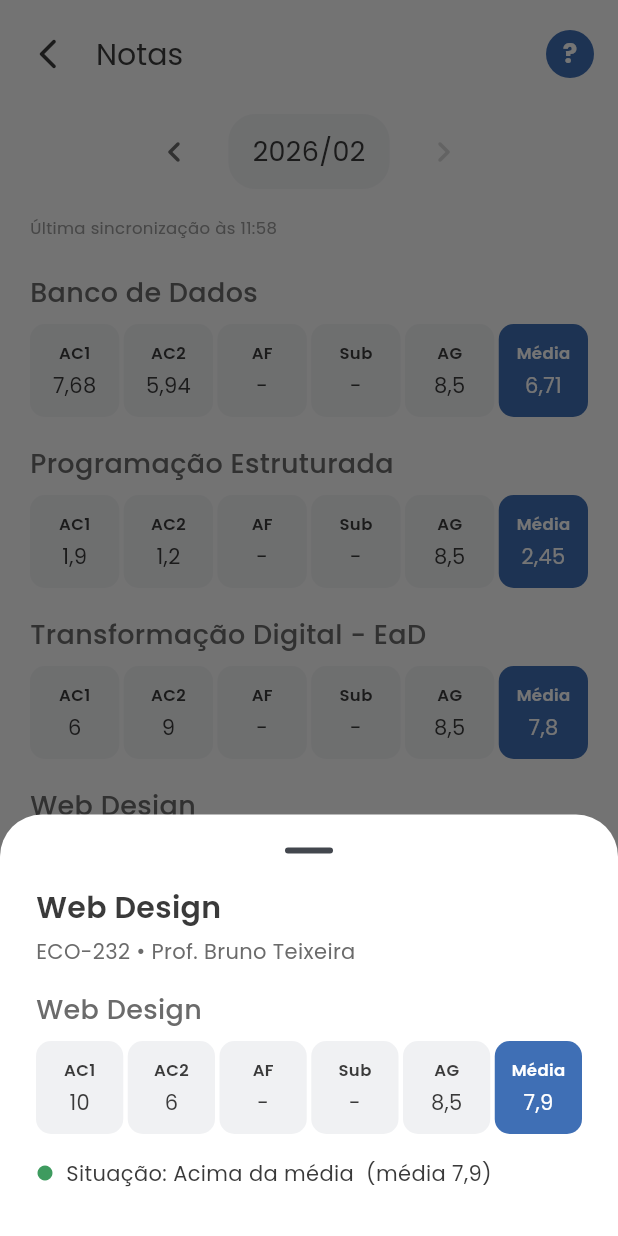
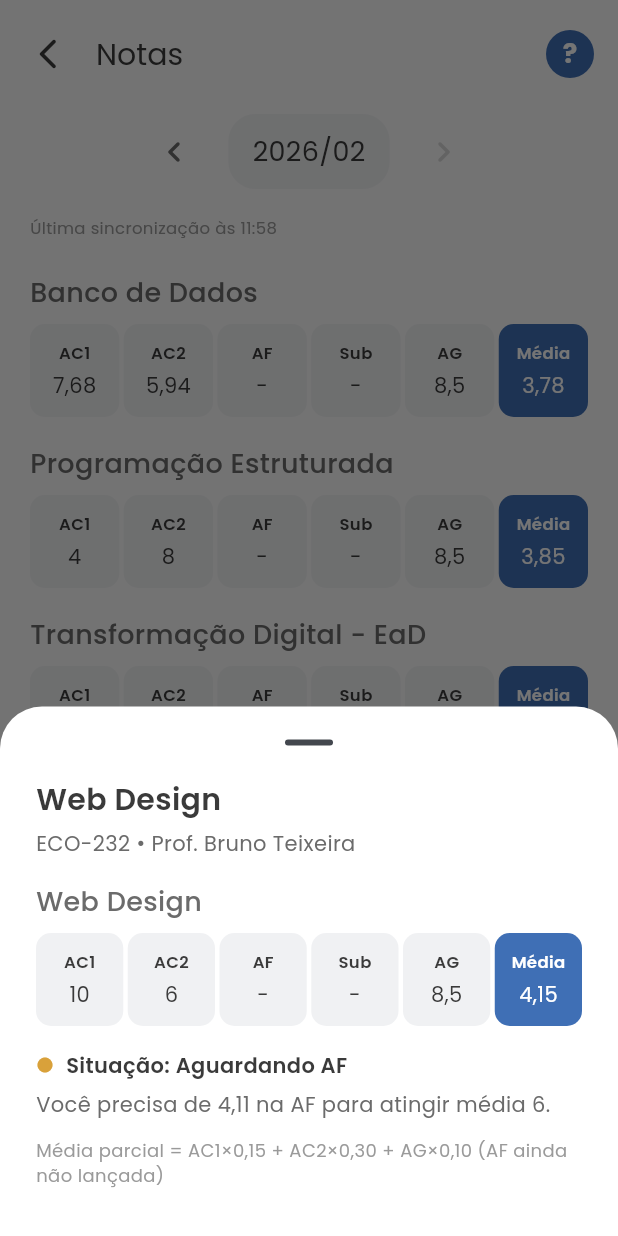
Before and after one commit to ghalde194/portal-academico, a Flutter app: the GradesScreen screen opened directly, after a tap on the "chevron left" icon, after a tap on the "chevron right" icon, after a tap on "Web Design", on a phone screen of 412 x 824 dp. Run offline on Flutter 3.47's test engine with Material 3 defaults, Android fonts, the phone set to English and light mode, and no system bars; accounts and stored records are empty.

Commit message:
Média calculada pela fórmula da Facens; PE com AC1 4 e AC2 8; nova matéria UPX
- Média = AC1×0,15 + AC2×0,30 + AG×0,10 + AF×0,45 (parcial enquanto a AF não sai)
- Detalhe da nota mostra quanto falta tirar na AF
- UPX: AC1 9, AC2 8, AG 8,5, horário de quinta e faltas

Co-Authored-By: Claude Opus 5.5 <noreply@anthropic.com>
Claude-Session: https://claude.ai/code/session_01RyXF5wc9qtJkHWDaNtxpqH

```diff
--- a/lib/data/mock_data.json
+++ b/lib/data/mock_data.json
@@ -42,6 +42,14 @@
       "name": "Web Design",
       "code": "ECO-232",
       "professor": "Bruno Teixeira",
+      "workload": 80,
+      "modality": "Presencial"
+    },
+    {
+      "id": "upx",
+      "name": "UPX",
+      "code": "UPX-301",
+      "professor": "Fernanda Castro",
       "workload": 80,
       "modality": "Presencial"
     },
@@ -122,6 +130,13 @@
       "room": "Lab 02"
     },
     {
+      "subjectId": "upx",
+      "weekday": 4,
+      "start": "20:50",
+      "end": "22:30",
+      "room": "Lab Maker"
+    },
+    {
       "subjectId": "bd",
       "weekday": 5,
       "start": "19:00",
@@ -148,17 +163,15 @@
           "ac2": 5.94,
           "af": null,
           "sub": null,
-          "ag": 8.5,
-          "average": 6.71
+          "ag": 8.5
         },
         {
           "subjectId": "pe",
-          "ac1": 1.9,
-          "ac2": 1.2,
+          "ac1": 4,
+          "ac2": 8,
           "af": null,
           "sub": null,
-          "ag": 8.5,
-          "average": 2.45
+          "ag": 8.5
         },
         {
           "subjectId": "td",
@@ -166,8 +179,7 @@
           "ac2": 9,
           "af": null,
           "sub": null,
-          "ag": 8.5,
-          "average": 7.8
+          "ag": 8.5
         },
         {
           "subjectId": "wd",
@@ -175,8 +187,15 @@
           "ac2": 6,
           "af": null,
           "sub": null,
-          "ag": 8.5,
-          "average": 7.9
+          "ag": 8.5
+        },
+        {
+          "subjectId": "upx",
+          "ac1": 9,
+          "ac2": 8,
+          "af": null,
+          "sub": null,
+          "ag": 8.5
         }
       ],
       "absences": [
@@ -318,6 +337,21 @@
               "count": 1
             }
           ]
+        },
+        {
+          "subjectId": "upx",
+          "total": 4,
+          "max": 20,
+          "records": [
+            {
+              "date": "2026-09-10",
+              "count": 2
+            },
+            {
+              "date": "2026-10-15",
+              "count": 2
+            }
+          ]
         }
       ]
     },
@@ -332,8 +366,7 @@
           "ac2": 7.5,
           "af": 7.9,
           "sub": null,
-          "ag": 9,
-          "average": 7.95
+          "ag": 9
         },
         {
           "subjectId": "calc2",
@@ -341,8 +374,7 @@
           "ac2": 4.8,
           "af": 6.2,
           "sub": 7.1,
-          "ag": 8,
-          "average": 6.42
+          "ag": 8
         },
         {
           "subjectId": "fis2",
@@ -350,8 +382,7 @@
           "ac2": 7.3,
           "af": 6.8,
           "sub": null,
-          "ag": 8.5,
-          "average": 7.06
+          "ag": 8.5
         },
         {
           "subjectId": "ing",
@@ -359,8 +390,7 @@
           "ac2": 9,
           "af": 9.2,
           "sub": null,
-          "ag": 10,
-          "average": 9.31
+          "ag": 10
         }
       ],
       "absences": [
--- a/lib/models/grade.dart
+++ b/lib/models/grade.dart
@@ -1,9 +1,27 @@
 import 'subject.dart';
+
+/// Regras de cálculo da média (centralizadas para facilitar ajustes).
+///
+/// Fórmula oficial da Facens:
+///   MF = AC1 × 0,15 + AC2 × 0,30 + AG × 0,10 + AF × 0,45
+class GradeRules {
+  GradeRules._();
+
+  static const double weightAc1 = 0.15;
+  static const double weightAc2 = 0.30;
+  static const double weightAg = 0.10;
+  static const double weightAf = 0.45;
+
+  /// Média mínima para aprovação — ajuste se a sua regra for diferente.
+  static const double passingGrade = 6.0;
+}
 
 /// Notas de uma disciplina em um período.
 ///
 /// AC1 / AC2 = avaliações contínuas, AF = avaliação final,
 /// Sub = substitutiva, AG = avaliação geral. Valores nulos aparecem como "-".
+///
+/// A média NÃO vem do JSON: é sempre calculada por [average].
 class Grade {
   final String subjectId;
   final double? ac1;
@@ -11,7 +29,6 @@ class Grade {
   final double? af;
   final double? sub;
   final double? ag;
-  final double? average;
 
   /// Disciplina associada (preenchida pelo repositório após o carregamento).
   final Subject? subject;
@@ -23,11 +40,50 @@ class Grade {
     this.af,
     this.sub,
     this.ag,
-    this.average,
     this.subject,
   });
 
   String get subjectName => subject?.name ?? subjectId;
+
+  /// AC1 e AC2 efetivas: se houver Sub, ela substitui a MENOR das duas
+  /// (somente se for maior que ela).
+  (double, double) get _effectiveAcs {
+    var a1 = ac1 ?? 0;
+    var a2 = ac2 ?? 0;
+    final s = sub;
+    if (s != null) {
+      if (a1 <= a2 && s > a1) {
+        a1 = s;
+      } else if (a2 < a1 && s > a2) {
+        a2 = s;
+      }
+    }
+    return (a1, a2);
+  }
+
+  /// Soma das notas já lançadas, sem a AF (o que o aluno já "garantiu").
+  double get pointsWithoutAf {
+    final (a1, a2) = _effectiveAcs;
+    return a1 * GradeRules.weightAc1 + a2 * GradeRules.weightAc2 + (ag ?? 0) * GradeRules.weightAg;
+  }
+
+  /// Média final: AC1×0,15 + AC2×0,30 + AG×0,10 + AF×0,45.
+  /// Enquanto a AF não sai, ela conta como 0 (média parcial).
+  /// Retorna null se nenhuma nota foi lançada ainda.
+  double? get average {
+    if (ac1 == null && ac2 == null && ag == null && af == null) return null;
+    return _round2(pointsWithoutAf + (af ?? 0) * GradeRules.weightAf);
+  }
+
+  /// true enquanto a AF ainda não foi lançada.
+  bool get isPartial => af == null;
+
+  /// Nota necessária na AF para atingir a média mínima.
+  /// Pode ser <= 0 (já garantido) ou > 10 (impossível).
+  double get neededOnAf =>
+      _round2((GradeRules.passingGrade - pointsWithoutAf) / GradeRules.weightAf);
+
+  static double _round2(double v) => (v * 100).roundToDouble() / 100;
 
   static double? _num(dynamic v) => v == null ? null : (v as num).toDouble();
 
@@ -38,7 +94,6 @@ class Grade {
     af: _num(json['af']),
     sub: _num(json['sub']),
     ag: _num(json['ag']),
-    average: _num(json['average']),
   );
 
   Map<String, dynamic> toJson() => {
@@ -48,17 +103,8 @@ class Grade {
     'af': af,
     'sub': sub,
     'ag': ag,
-    'average': average,
   };
 
-  Grade withSubject(Subject? s) => Grade(
-    subjectId: subjectId,
-    ac1: ac1,
-    ac2: ac2,
-    af: af,
-    sub: sub,
-    ag: ag,
-    average: average,
-    subject: s,
-  );
+  Grade withSubject(Subject? s) =>
+      Grade(subjectId: subjectId, ac1: ac1, ac2: ac2, af: af, sub: sub, ag: ag, subject: s);
 }
--- a/lib/screens/grades_screen.dart
+++ b/lib/screens/grades_screen.dart
@@ -65,11 +65,12 @@ class GradesScreen extends StatelessWidget {
           children: [
             _HelpLine('AC1 / AC2', 'Avaliações contínuas do semestre.'),
             _HelpLine('AF', 'Avaliação final.'),
-            _HelpLine('Sub', 'Prova substitutiva (substitui a menor nota).'),
+            _HelpLine('Sub', 'Prova substitutiva (substitui a menor AC).'),
             _HelpLine('AG', 'Avaliação geral / institucional.'),
-            _HelpLine('Média', 'Média final calculada da disciplina.'),
+            _HelpLine('Média', 'AC1×0,15 + AC2×0,30 + AG×0,10 + AF×0,45'),
             SizedBox(height: 8),
             Text(
+              'Enquanto a AF não sai, a média mostrada é parcial (AF conta como 0). '
               '"-" indica nota ainda não lançada.',
               style: TextStyle(color: AppColors.textMuted, fontSize: 12),
             ),
@@ -80,13 +81,37 @@ class GradesScreen extends StatelessWidget {
     );
   }
 
-  /// Detalhes da disciplina ao tocar no bloco de notas.
+  /// Detalhes da disciplina ao tocar no bloco de notas: média, situação e
+  /// quanto falta tirar na AF.
   void _showDetails(BuildContext context, Grade grade) {
     final avg = grade.average;
-    final (status, color) = switch (avg) {
-      null => ('Em andamento', AppColors.textSecondary),
-      >= 6 => ('Acima da média', AppColors.success),
-      _ => ('Abaixo da média', AppColors.danger),
+    final pass = GradeRules.passingGrade;
+    final needed = grade.neededOnAf;
+
+    final (String status, Color color, String detail) = switch (avg) {
+      null => ('Em andamento', AppColors.textSecondary, 'Nenhuma nota lançada ainda.'),
+      _ when grade.isPartial && needed <= 0 => (
+        'Média já garantida',
+        AppColors.success,
+        'Mesmo com 0 na AF você atinge ${Formatters.grade(pass)}.',
+      ),
+      _ when grade.isPartial && needed > 10 => (
+        'Em risco',
+        AppColors.danger,
+        'Nem com 10 na AF é possível chegar a ${Formatters.grade(pass)}.',
+      ),
+      _ when grade.isPartial => (
+        'Aguardando AF',
+        AppColors.warning,
+        'Você precisa de ${Formatters.grade(needed)} na AF para atingir '
+            'média ${Formatters.grade(pass)}.',
+      ),
+      final a when a >= pass => (
+        'Aprovado',
+        AppColors.success,
+        'Média final ${Formatters.grade(a)}.',
+      ),
+      final a => ('Reprovado', AppColors.danger, 'Média final ${Formatters.grade(a)}.'),
     };
 
     showModalBottomSheet<void>(
@@ -113,8 +138,17 @@ class GradesScreen extends StatelessWidget {
               children: [
                 Icon(Icons.circle, size: 12, color: color),
                 const SizedBox(width: 8),
-                Text('Situação: $status  (média ${Formatters.grade(avg)})'),
+                Text('Situação: $status', style: const TextStyle(fontWeight: FontWeight.w600)),
               ],
+            ),
+            const SizedBox(height: 6),
+            Text(detail, style: const TextStyle(color: AppColors.textSecondary)),
+            const SizedBox(height: 12),
+            Text(
+              grade.isPartial
+                  ? 'Média parcial = AC1×0,15 + AC2×0,30 + AG×0,10 (AF ainda não lançada)'
+                  : 'Média = AC1×0,15 + AC2×0,30 + AG×0,10 + AF×0,45',
+              style: const TextStyle(fontSize: 12, color: AppColors.textMuted),
             ),
           ],
         ),
--- a/pubspec.yaml
+++ b/pubspec.yaml
@@ -3,7 +3,7 @@ description: "Portal Acadêmico — app de notas, faltas e horários (front-end
 publish_to: 'none'
 
 # versão (versionName) + número do build (versionCode)
-version: 1.0.0+1
+version: 1.1.0+2
 
 environment:
   sdk: ">=3.7.0 <4.0.0"
```
Also changed, not shown: 1 other file.
